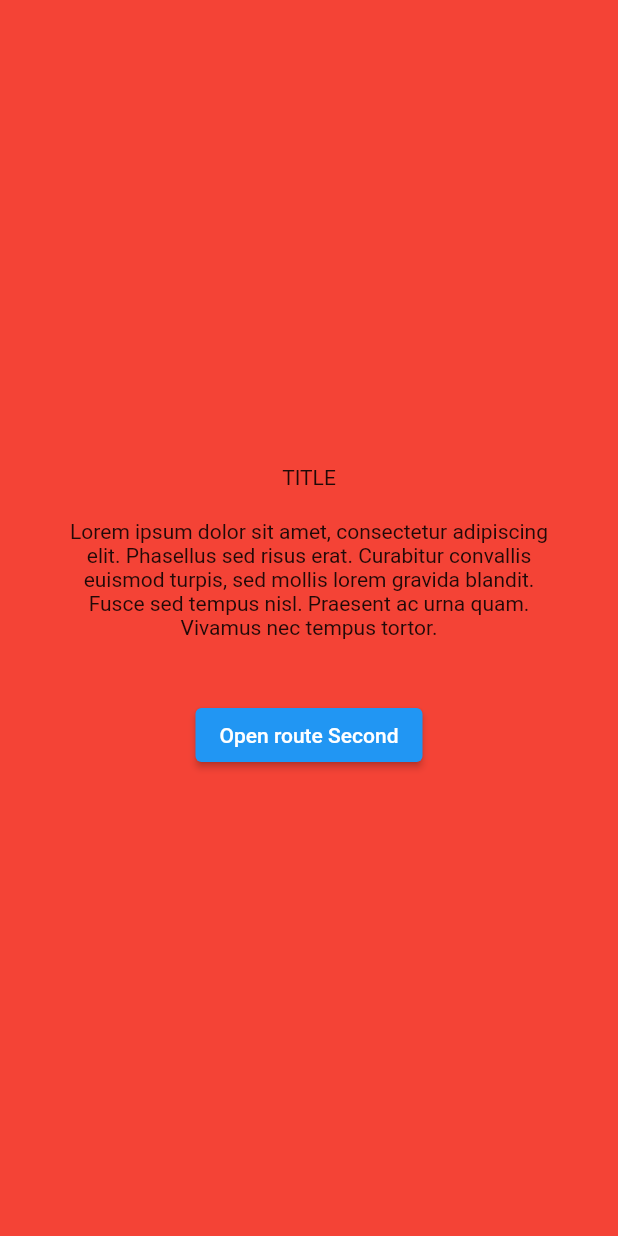
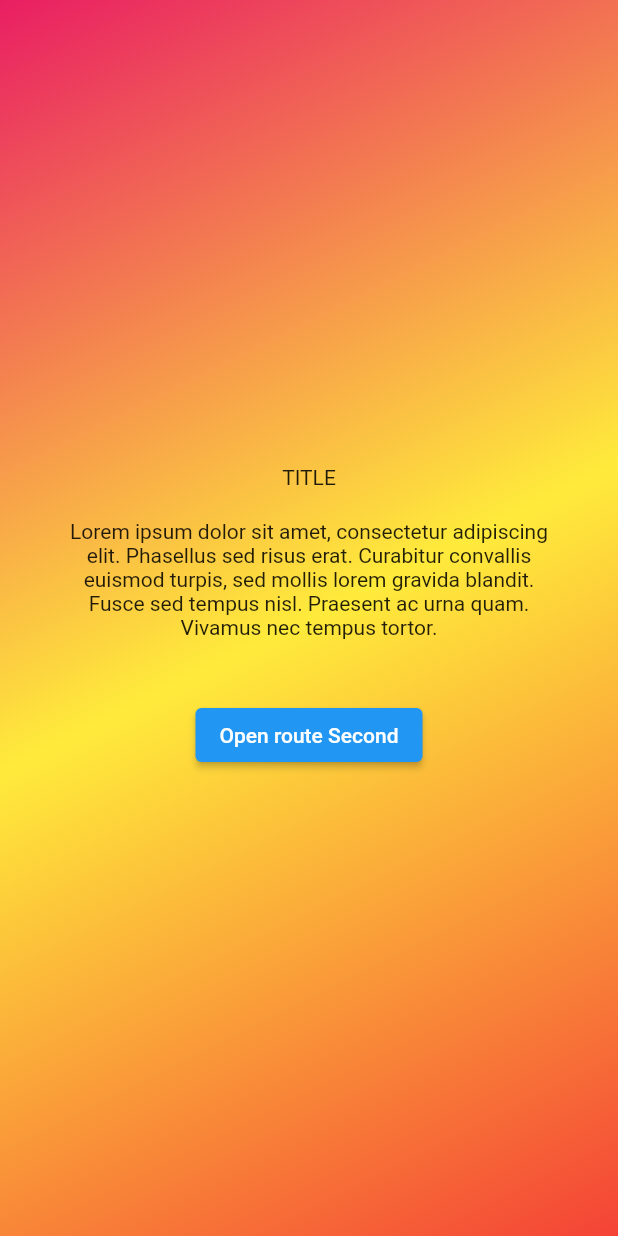
Before and after one commit to JustalK/VALENTINES-APP, a Flutter app: the screen it shows after launch, on a phone screen of 412 x 824 dp. Run offline on Flutter 3.47's test engine with Material 2 defaults, Android fonts, the phone set to English and light mode, and no system bars.

Commit message:
[FEATURE] Adding a gradient

```diff
--- a/lib/pages/home.dart
+++ b/lib/pages/home.dart
@@ -7,7 +7,17 @@ class Home extends StatelessWidget {
   Widget build(BuildContext context) {
     return Scaffold(
       body: Container(
-        decoration: new BoxDecoration(color: Colors.red),
+        decoration: BoxDecoration(
+            gradient: LinearGradient(
+              begin: Alignment.topLeft,
+              end: Alignment.bottomRight,
+              colors: [
+                Colors.pink,
+                Colors.yellow,
+                Colors.red
+              ]
+            ),
+        ),
         child:Column(
           mainAxisAlignment: MainAxisAlignment.center,
           crossAxisAlignment: CrossAxisAlignment.center,
```
